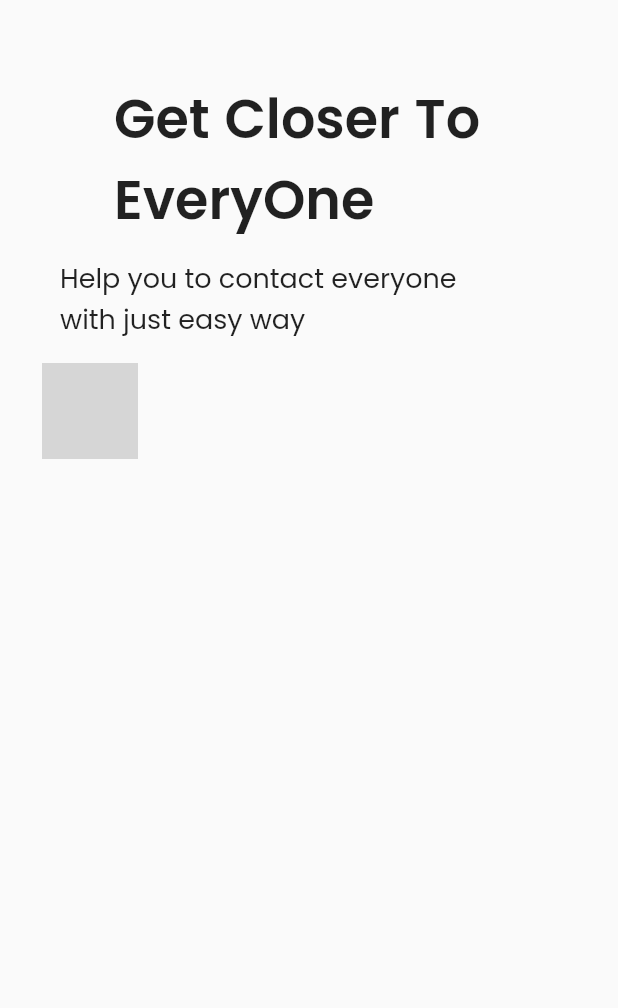
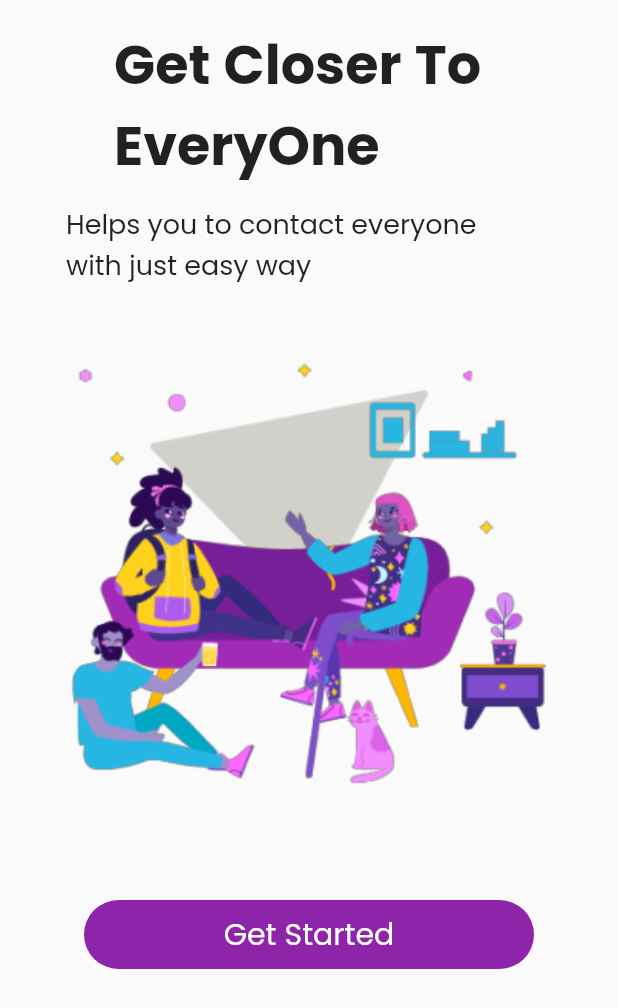
Before and after one commit to Tithi-S/CapitalCrew, a Flutter app: the screen it shows after launch, on a phone screen of 412 x 824 dp. Shown: the top 1008 px of the screen. Run offline on Flutter 3.47's test engine with Material 2 defaults, Android fonts, the phone set to English and light mode, and no system bars; our stand-ins replace google_fonts; grey boxes are pictures that could not be loaded.

Commit message:
splash screen completed

```diff
--- a/lib/main.dart
+++ b/lib/main.dart
@@ -1,7 +1,7 @@
 import 'package:flutter/material.dart';
+import 'package:google_fonts/google_fonts.dart';
 
 import 'screens/splash_screen.dart';
-
 
 void main() {
   runApp(const MyApp());
@@ -16,6 +16,7 @@ class MyApp extends StatelessWidget {
       title: 'Flutter Demo',
       debugShowCheckedModeBanner: false,
       theme: ThemeData(
+        textTheme: GoogleFonts.poppinsTextTheme(Theme.of(context).textTheme,),
         primarySwatch: Colors.blue,
       ),
       home: const SplashScreen(),
--- /dev/null
+++ b/lib/screens/login_screen.dart
@@ -0,0 +1,29 @@
+import 'package:flutter/material.dart';
+
+class LoginScreen extends StatelessWidget {
+  const LoginScreen({super.key});
+
+  @override
+  Widget build(BuildContext context) {
+    return Scaffold(
+      appBar: AppBar(
+        title: const Text("Dashboard"),
+        actions: const [],
+      ),
+      body: SingleChildScrollView(
+        child: Container(
+          padding: const EdgeInsets.all(10.0),
+          child: Column(
+            children: const [
+              Text("text",
+              style: TextStyle(
+              fontSize: 45.0,
+              ),
+              ),
+            ],
+          ),
+        ),
+      ),
+    );
+  }
+}
--- a/lib/screens/splash_screen.dart
+++ b/lib/screens/splash_screen.dart
@@ -1,5 +1,8 @@
 import 'package:flutter/material.dart';
 import 'package:google_fonts/google_fonts.dart';
+import 'package:slice_ui_chatapp_figma/screens/login_screen.dart';
+
+import '../widgets/long_button.dart';
 
 class SplashScreen extends StatelessWidget {
   const SplashScreen({super.key});
@@ -9,49 +12,69 @@ class SplashScreen extends StatelessWidget {
     return SafeArea(
       child: Scaffold(
         body: Padding(
-          padding: const EdgeInsets.symmetric(horizontal: 28, vertical: 4),
+          padding: const EdgeInsets.symmetric(horizontal: 8, vertical: 4),
           child: Column(
             crossAxisAlignment: CrossAxisAlignment.start,
             children: [
               const SizedBox(
-                height: 48.0,
+                height: 12.0,
               ),
               Padding(
-                padding: const EdgeInsets.only(
-                  left: 48,
+                padding: EdgeInsets.only(
+                  left: 68,
                 ),
                 child: Text("Get Closer To EveryOne",
-                    style: GoogleFonts.poppins(
+                    style: TextStyle(
+                      fontFamily: GoogleFonts.poppins().fontFamily,
                       fontSize: 36,
-                      fontWeight: FontWeight.w600,
+                      fontWeight: FontWeight.w700,
                       wordSpacing: 1.2,
                     )),
               ),
               const SizedBox(
                 height: 12.0,
               ),
-               Padding(
-                padding: const EdgeInsets.only(left: 12),
-                child:  SizedBox(
+              Padding(
+                padding: const EdgeInsets.only(left: 36),
+                child: SizedBox(
                   width: 280,
                   child: Text(
-                    "Help you to contact everyone with just easy way",
+                    "Helps you to contact everyone with just easy way",
                     textAlign: TextAlign.left,
-                    style: GoogleFonts.poppins(
+                    style: TextStyle(
+                      fontFamily: GoogleFonts.poppins().fontFamily,
                       fontSize: 18.0,
                     ),
                   ),
                 ),
               ),
               const SizedBox(
-              height: 16.0,
+                height: 20.0,
               ),
-              Image.asset(
-              "assets/images/Dayflow Best Friday.png",
-              width: 64.0,
-              height: 64.0,
-              fit: BoxFit.fill,
+              Center(
+                child: Image.asset(
+                  "assets/images/Dayflow Best Friends.png",
+                  width: 320,
+                  height: 350,
+                  fit: BoxFit.fill,
+                ),
               ),
+              const SizedBox(
+                height: 40.0,
+              ),
+              LongButton(
+                buttonText: "Get Started",
+                onTap: () {
+                  Navigator.push(
+                    context,
+                    MaterialPageRoute(
+                      builder: ((_) {
+                        return const LoginScreen();
+                      }),
+                    ),
+                  );
+                },
+              )
             ],
           ),
         ),
--- /dev/null
+++ b/lib/widgets/long_button.dart
@@ -0,0 +1,40 @@
+// ignore_for_file: public_member_api_docs, sort_constructors_first
+import 'package:flutter/material.dart';
+import 'package:google_fonts/google_fonts.dart';
+
+class LongButton extends StatelessWidget {
+  const LongButton({
+    Key? key,
+    required this.onTap,
+    required this.buttonText,
+  }) : super(key: key);
+  final Function() onTap;
+  final String buttonText;
+
+  @override
+  Widget build(BuildContext context) {
+    return Center(
+      child: InkWell(
+        onTap: onTap,
+        child: Container(
+          height: 46,
+          width: 300,
+          decoration: BoxDecoration(
+            borderRadius: BorderRadius.circular(24),
+            color: Colors.purple[600],
+          ),
+          child: Center(
+            child: Text(
+              buttonText,
+              style: TextStyle(
+                fontSize: 20.0,
+                color: Colors.white,
+                fontFamily: GoogleFonts.poppins().fontFamily,
+              ),
+            ),
+          ),
+        ),
+      ),
+    );
+  }
+}
```
Also changed, not shown: assets/images/Dayflow Best Friends.png.
